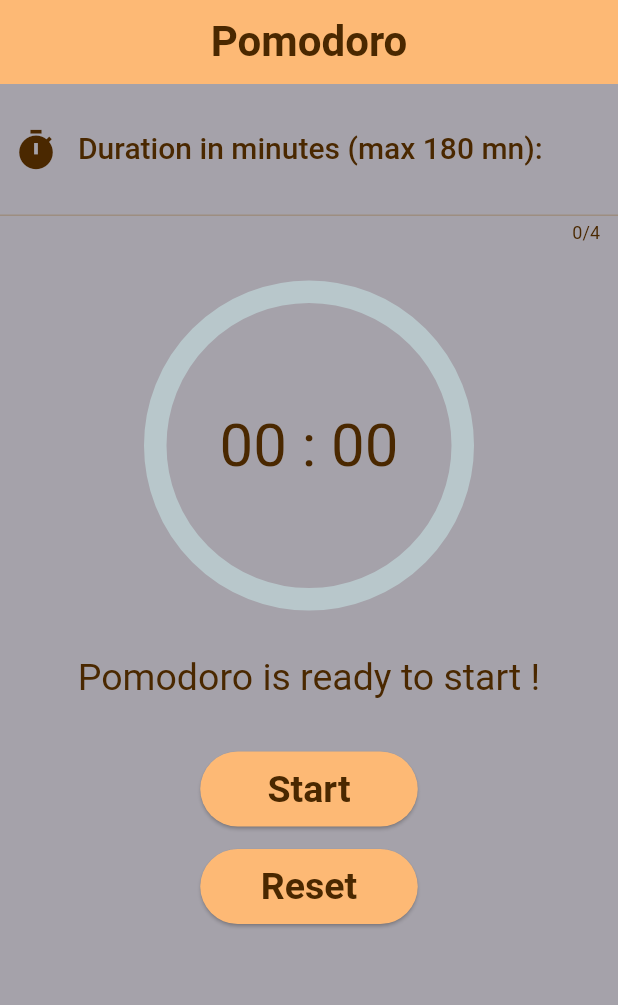
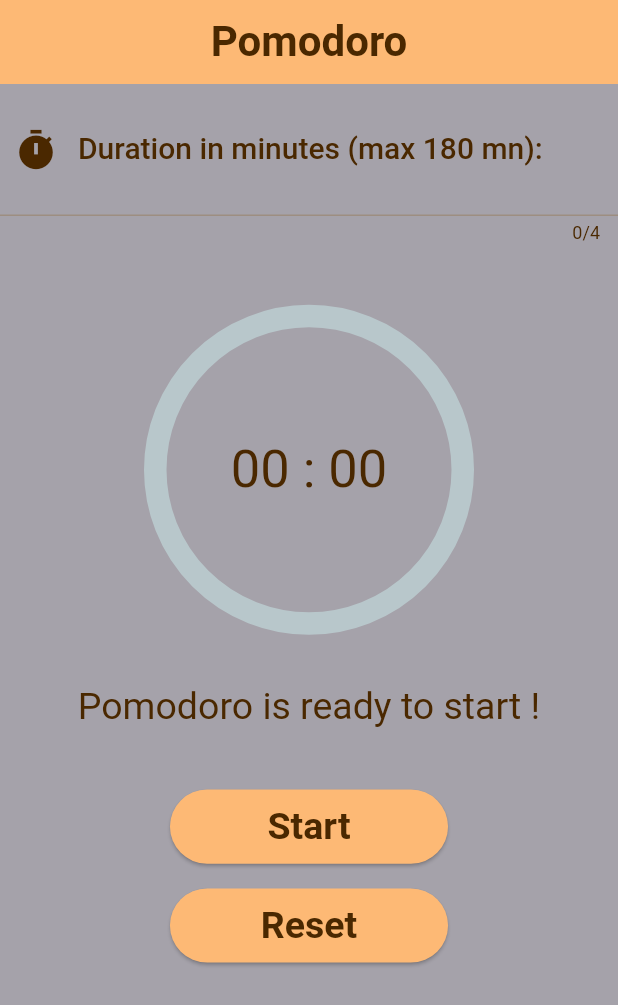
Before and after one commit to flutterDjango/pomodoro, a Flutter app: the screen it shows after launch, on a phone screen of 412 x 824 dp. Shown: the top 1005 px of the screen. Run offline on Flutter 3.47's test engine with Material 2 defaults, Android fonts, the phone set to English and light mode, and no system bars; drawn by our look-alikes of percent_indicator; our stand-ins replace audioplayers, flutter_bloc.

Commit message:
time management, start button bug, space management in relation to screen size

```diff
--- a/lib/screens/home_screen.dart
+++ b/lib/screens/home_screen.dart
@@ -28,6 +28,8 @@ class _HomeScreenState extends State<HomeScreen> {
   Duration pomodoroTimeEntered = const Duration(minutes: 0);
   @override
   Widget build(BuildContext context) {
+    final double screenHeight = MediaQuery.of(context).size.height;
+    final double screenWidth = MediaQuery.of(context).size.width;
     var settingDuration = context.watch<PomodoroDurationCubit>();
     (settingDuration.state != '')
         ? pomodoroTimeEntered =
@@ -48,7 +50,7 @@ class _HomeScreenState extends State<HomeScreen> {
               Column(
                 children: [
                   const PomodoroDurationInput(),
-                  const SizedBox(height: 25),
+                  SizedBox(height: screenHeight * 0.05),
                   CircularPercentIndicator(
                     radius: 110.0,
                     lineWidth: 15.0,
@@ -57,30 +59,30 @@ class _HomeScreenState extends State<HomeScreen> {
                     center: Text(
                       _secondToFormatedString(pomodoroTime.inSeconds),
                       style:
-                          TextStyle(fontSize: 40, color: colorScheme.onPrimary),
+                          TextStyle(fontSize: 35, color: colorScheme.onPrimary),
                     ),
                     progressColor: statusDescription[pomodoroStatus]![1],
                   ),
-                  const SizedBox(height: 30),
+                  SizedBox(height: screenHeight * 0.04),
                   Text(
                     statusDescription[pomodoroStatus]![0],
                     style: TextStyle(
                         fontSize: 25,
                         color: Theme.of(context).colorScheme.onPrimary),
                   ),
-                  const SizedBox(height: 35),
+                  SizedBox(height: screenHeight * 0.05),
                   SizedBox(
-                    height: 50,
-                    width: 145,
+                    height: screenHeight * 0.06,
+                    width: screenWidth * 0.45,
                     child: ElevatedButton(
                       onPressed: _startPomodoroCountdown,
                       child: Text(_btnStart),
                     ),
                   ),
-                  const SizedBox(height: 15),
+                  SizedBox(height: screenHeight * 0.02),
                   SizedBox(
-                    height: 50,
-                    width: 145,
+                    height: screenHeight * 0.06,
+                    width: screenWidth * 0.45,
                     child: ElevatedButton(
                       onPressed: resetTimer,
                       child: const Text('Reset'),
@@ -97,6 +99,7 @@ class _HomeScreenState extends State<HomeScreen> {
 
   void _startPomodoroCountdown() {
     if (pomodoroTimeEntered.inSeconds != 0) {
+      if (_btnStart == 'Start') {
         countdownTimer =
             Timer.periodic(const Duration(seconds: 1), (_) => setCountDown());
         setState(() {
@@ -104,6 +107,7 @@ class _HomeScreenState extends State<HomeScreen> {
           pomodoroTime = pomodoroTimeEntered;
           _btnStart = 'Running';
         });
+      }
     }
   }
 
@@ -142,7 +146,10 @@ class _HomeScreenState extends State<HomeScreen> {
 String _secondToFormatedString(int seconds) {
   String remainingSecondsFormated = '';
   String remainingMinutesFormated = '';
-  int nbMinutes = seconds ~/ 60;
+  String remainingHoursFormated = '';
+  String timeString = "";
+  int nbHours = seconds ~/ 3600;
+  int nbMinutes = (seconds - nbHours * 3600) ~/ 60;
   int nbSeconds = seconds % 60;
   (nbSeconds < 10)
       ? remainingSecondsFormated = '0$nbSeconds'
@@ -151,5 +158,16 @@ String _secondToFormatedString(int seconds) {
       ? remainingMinutesFormated = '0$nbMinutes'
       : remainingMinutesFormated = nbMinutes.toString();
 
-  return '$remainingMinutesFormated : $remainingSecondsFormated';
+  (nbHours == 0)
+      ? {
+          remainingHoursFormated = '',
+          timeString = '$remainingMinutesFormated : $remainingSecondsFormated'
         }
+      : {
+          remainingHoursFormated = nbHours.toString(),
+          timeString =
+              '$remainingHoursFormated : $remainingMinutesFormated : $remainingSecondsFormated'
+        };
+
+  return timeString;
+}
```
Lines whose indentation alone changed are shown as unchanged.
